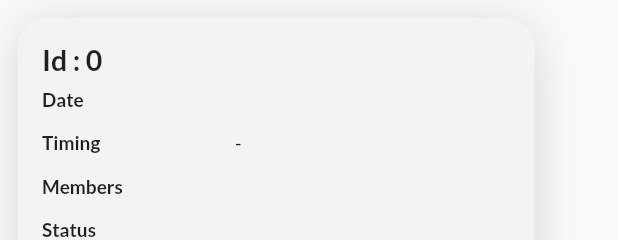
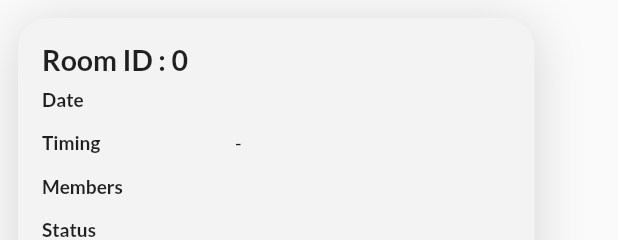
Before and after one commit to Primates-Team/Boardroom-Directors, a Flutter app: the RoomCard widget shown alone on an empty page, opened directly with empty values, on a phone screen of 412 x 824 dp. Shown: the top 240 px of the screen. Run offline on Flutter 3.47's test engine with Material 2 defaults, Android fonts, the phone set to English and light mode, and no system bars; our stand-ins replace date_picker_timeline, firebase_core, firebase_storage, flutter_screenutil, get, google_fonts and 3 more; missing offline and left inert: qr_code_scanner; accounts and stored records are empty; network calls fail.

Commit message:
Room id text changes done

```diff
--- a/lib/features/booking_history/presentation/widgets/room_card.dart
+++ b/lib/features/booking_history/presentation/widgets/room_card.dart
@@ -61,7 +61,7 @@ class RoomCard extends StatelessWidget {
             Row(
               children: [
                 Text(
-                  "Id : " + node['id'].toString(),
+                  "Room ID : " + node['id'].toString(),
                   style: TextStyle(
                     fontSize: 18.sp,
                     fontWeight: FontWeight.w700,
```
Also changed, not shown: 3 other files.
